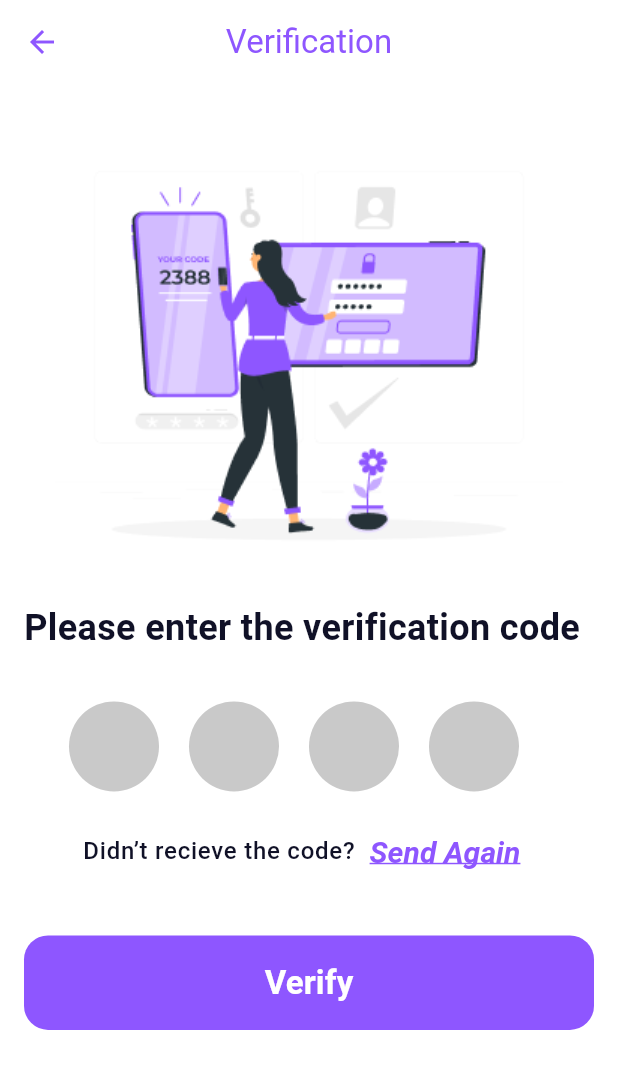
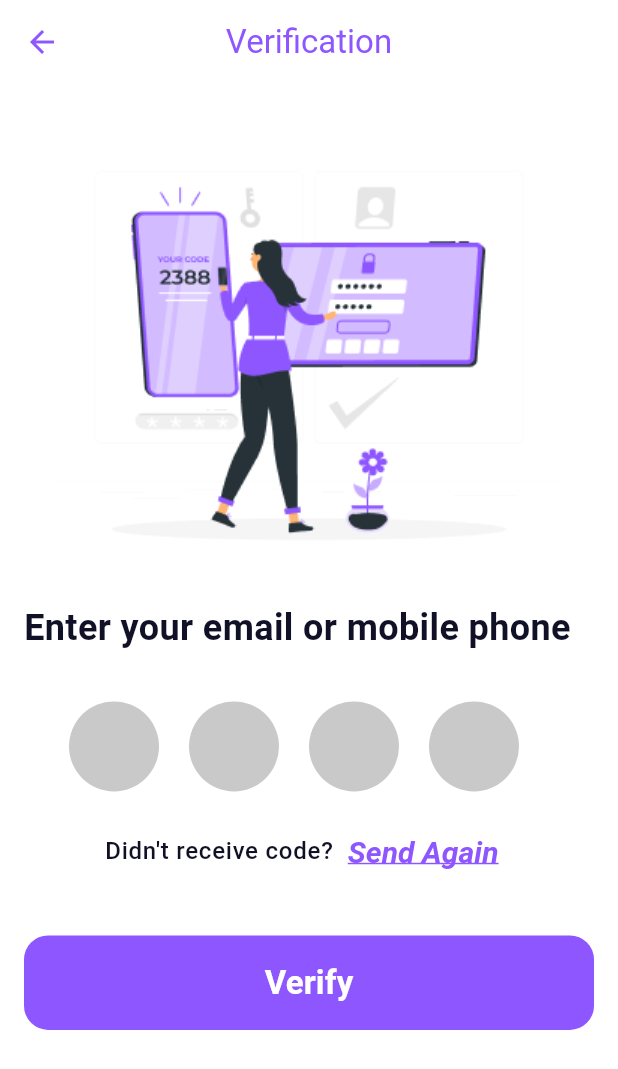
Before and after one commit to NaghamArafa/Hope, a Flutter app: the VerficationScreen screen opened by its route, on a phone screen of 412 x 824 dp. Shown: the top 1069 px of the screen. Run offline on Flutter 3.47's test engine with Material 3 defaults, Android fonts, the phone set to English and light mode, and no system bars; our stand-ins replace animated_toggle_switch, icons_plus; generated files the repository leaves out were written again.

Commit message:
verification

```diff
--- a/lib/ui/screens/auth/forgetpassword/verification.dart
+++ b/lib/ui/screens/auth/forgetpassword/verification.dart
@@ -26,7 +26,7 @@ class _VerficationScreenState extends State<VerficationScreen> {
     appLocalizations = AppLocalizations.of(context)!;
     return Scaffold(
       appBar: AppBar(
-        title: Text("Verification"),
+        title: Text(appLocalizations.verification),
       ),
       body: Form(
         child: ListView(
@@ -37,7 +37,7 @@ class _VerficationScreenState extends State<VerficationScreen> {
               height: MediaQuery.of(context).size.height * 0.4,
             ),
             Text(
-              "Please enter the verification code",
+              appLocalizations.enterEmailOrPhone,
               style: TextStyle(
                 fontWeight: FontWeight.bold,
                 fontSize: 24,
@@ -70,14 +70,14 @@ class _VerficationScreenState extends State<VerficationScreen> {
               mainAxisAlignment: MainAxisAlignment.center,
               children: [
                 Text(
-                  "Didn’t recieve the code?",
+                  appLocalizations.receiveCode,
                   style: Theme.of(context).textTheme.bodyLarge,
                 ),
                 TextButton(
                   onPressed: () {
                     Navigator.pushNamed(context, RegisterScreen.routeName);
                   },
-                  child: Text("Send Again"),
+                  child: Text(appLocalizations.sendAgain),
                 )
               ],
             ),
@@ -86,7 +86,7 @@ class _VerficationScreenState extends State<VerficationScreen> {
               onPressed: () {
                 Navigator.pushNamed(context, ResetpasswordScreen.routeName);
               },
-              child: Text("Verify"),
+              child: Text(appLocalizations.verify),
             ),
           ],
         ),
```
